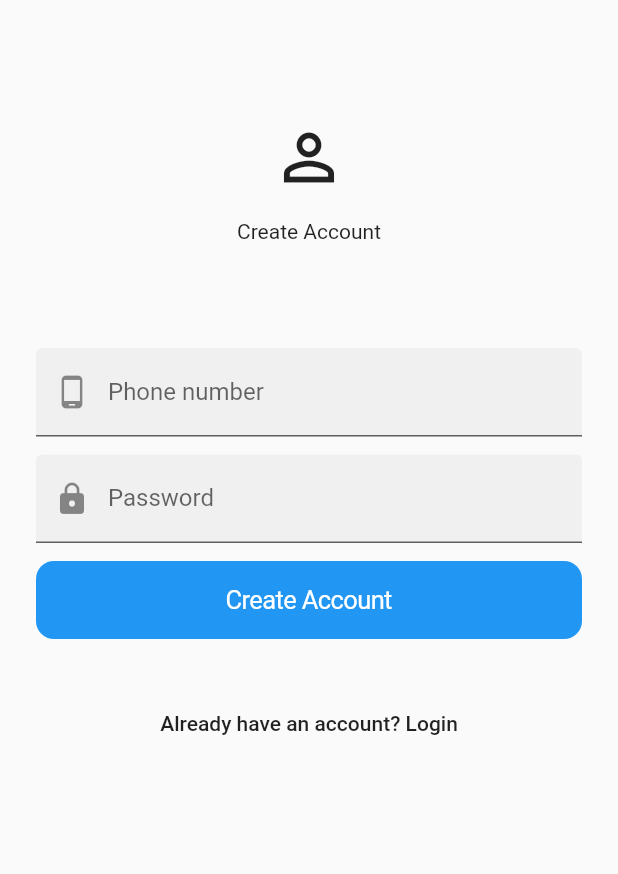
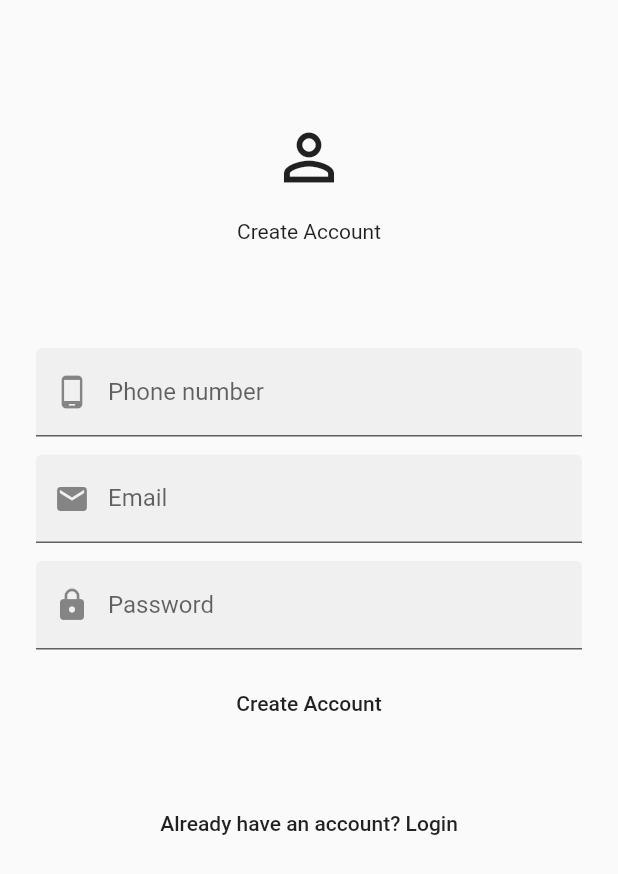
Before and after one commit to Kavin511/restaurant_management, a Flutter app: the SignUp screen opened by its route, on a phone screen of 412 x 824 dp. Shown: the top 874 px of the screen. Run offline on Flutter 3.47's test engine with Material 2 defaults, Android fonts, the phone set to English and light mode, and no system bars; our stand-ins replace dio, get, google_fonts, jwt_decoder, shared_preferences; missing offline and left inert: rect_getter; accounts and stored records are empty.

Commit message:
updated auth

```diff
--- a/lib/Services/Auth/Authservice.dart
+++ b/lib/Services/Auth/Authservice.dart
@@ -5,7 +5,6 @@ import 'package:flutter/material.dart';
 class AuthService {
   Dio dio = new Dio();
   String base_URL = "https://restaurant-backend.herokuapp.com/restaurant";
-
   login(mobileNumber, password) async {
     try {
       return await dio.post(base_URL + "/login",
@@ -26,12 +25,12 @@ class AuthService {
     }
   }
 
-  addNew(mobileNumber, password) async {
+  addNew(mobileNumber, password, String email) async {
     try {
       return await dio.post(base_URL + "/register", data: {
         "mobileNumber": mobileNumber,
         "password": password,
-        "email": mobileNumber
+        "email": email
       });
     } on DioError catch (e) {
       // Fluttertoast.showToast(
--- a/lib/UI/Authentication/SignUp.dart
+++ b/lib/UI/Authentication/SignUp.dart
@@ -13,6 +13,7 @@ class SignUp extends StatefulWidget {
 class _SignUpState extends State<SignUp> {
   final phone_numer = TextEditingController();
   final password_controller = TextEditingController();
+  final mail_controller = TextEditingController();
 
   @override
   Widget build(BuildContext context) {
@@ -41,6 +42,16 @@ class _SignUpState extends State<SignUp> {
             ),
             SizedBox(height: 12.0),
             TextField(
+              controller: mail_controller,
+              decoration: InputDecoration(
+                filled: true,
+                prefixIcon: Icon(Icons.mail),
+                labelText: 'Email',
+              ),
+              obscureText: true,
+            ),
+            SizedBox(height: 12.0),
+            TextField(
               controller: password_controller,
               decoration: InputDecoration(
                 filled: true,
@@ -50,24 +61,14 @@ class _SignUpState extends State<SignUp> {
               obscureText: true,
             ),
             SizedBox(height: 12.0),
-            // ButtonBar(
-            //   alignment: MainAxisAlignment.center,
-            //   children: <Widget>[
-            //     // FlatButton(
-            //     //   child: Text('CANCEL'),
-            //     //   onPressed: () {
-            //     //     Get.back();
-            //     //   },
-            //     // ),
-            //
-            //   ],
-            // ),
-            CupertinoButton.filled(
+            MaterialButton(
               child: Text('Create Account'),
-              onPressed: () {
-                AuthService()
-                    .addNew(phone_numer.text.toString().trim(),
-                        password_controller.text.toString().trim())
+              onPressed: () async {
+                await AuthService()
+                    .addNew(
+                        phone_numer.text.toString().trim(),
+                        password_controller.text.toString().trim(),
+                        mail_controller.text.toString().trim())
                     .then((val) => {
                           if (val.data['success'])
                             {
--- a/lib/UI/Dashboard/Screens/Menu/MenuTile.dart
+++ b/lib/UI/Dashboard/Screens/Menu/MenuTile.dart
@@ -63,8 +63,10 @@ class _MenuTileState extends State<MenuTile> {
                   child: SizedBox(
                     height: 100,
                     width: 100,
-                    child: CircleAvatar(
-                      backgroundImage: AssetImage('images/food.jpg'),
+                    child: InkWell(
+                      child: CircleAvatar(
+                        backgroundImage: AssetImage('images/food.jpg'),
+                      ),
                     ),
                   ),
                 ),
--- a/pubspec.yaml
+++ b/pubspec.yaml
@@ -23,7 +23,6 @@ environment:
 dependencies:
   flutter:
     sdk: flutter
-  cupertino_icons: ^1.0.2
   get: ^3.11.1
   google_fonts: ^0.2.0
   dio:
@@ -38,8 +37,8 @@ dependencies:
 dev_dependencies:
   flutter_test:
     sdk: flutter
-  integration_test:
-    sdk: flutter
+#  integration_test:
+#    sdk: flutter
 flutter:
   uses-material-design: true
   assets:
```
Also changed, not shown: lib/Services/Account/AccountService.dart (+9 -2 lines), lib/UI/Dashboard/Screens/Menu/MenuDescTile.dart (+5 -6 lines), lib/UI/Dashboard/Screens/Profile/Account.dart (+68 -8 lines), lib/jwtDecoder/profileDecoder.dart (added, +10 -0 lines), pubspec.lock, 1 other file.
